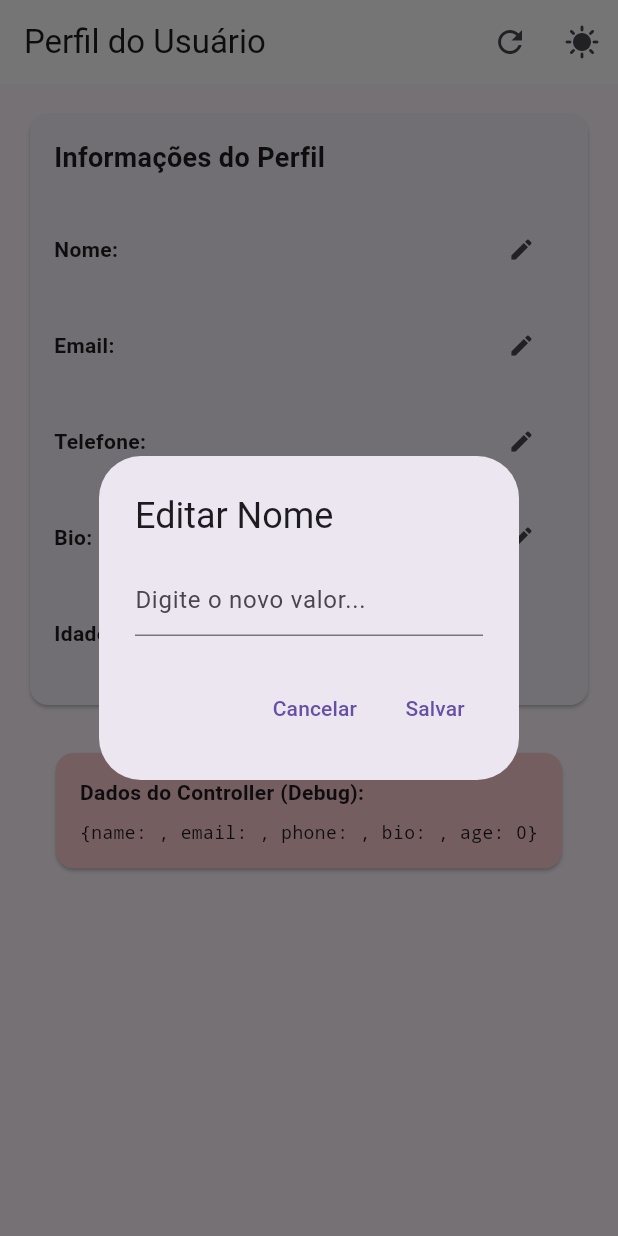
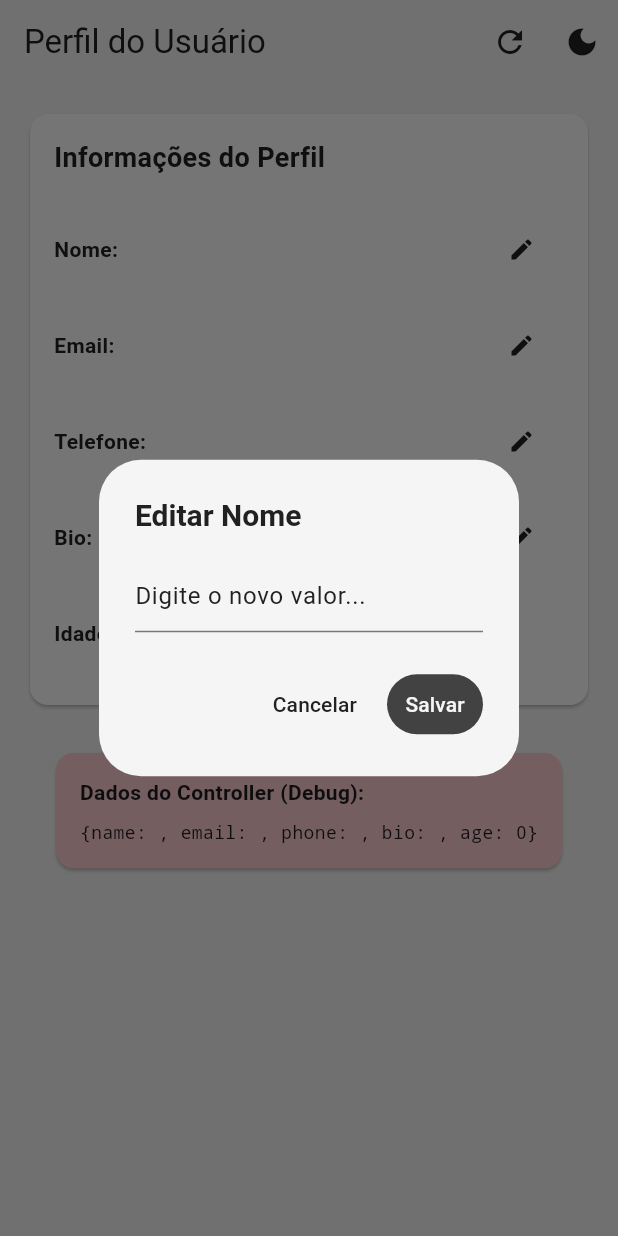
Before and after one commit to marcondesgio/profile_screen, a Flutter app: the screen it shows after launch, after a tap on the "edit" icon, on a phone screen of 412 x 824 dp. Run offline on Flutter 3.47's test engine with Material 3 defaults, Android fonts, the phone set to English and light mode, and no system bars.

Commit message:
inclusão da regra que altera o tema

```diff
--- a/packages/profile/lib/src/view/profile_page.dart
+++ b/packages/profile/lib/src/view/profile_page.dart
@@ -26,6 +26,15 @@ class _ProfilePageState extends State<ProfilePage> {
   void _onUserChanged() {
     setState(() {});
   }
+
+  Color get primaryColor =>
+      !_profileController.dark ? Colors.grey[900]! : Colors.grey[100]!;
+  Color get secondaryColor =>
+      !_profileController.dark ? Colors.grey[800]! : Colors.grey[100]!;
+  Color get backgroundColor =>
+      !_profileController.dark ? Colors.grey[100]! : Colors.grey[900]!;
+  Color get cardColor =>
+      !_profileController.dark ? Colors.white : Colors.grey[800]!;
 
   void _showEditDialog(String field) {
     TextEditingController dialogController = TextEditingController();
@@ -56,24 +65,34 @@ class _ProfilePageState extends State<ProfilePage> {
     showDialog(
       context: context,
       builder: (context) => AlertDialog(
-        title: Text(title),
+        backgroundColor: backgroundColor,
+        title: Text(
+          title,
+          style: TextStyle(
+            color: primaryColor,
+            fontWeight: FontWeight.bold,
+            fontSize: 20,
+          ),
+        ),
         content: TextFormField(
+          style: TextStyle(color: primaryColor, decorationThickness: 0),
+          cursorColor: primaryColor,
           controller: dialogController,
           decoration: InputDecoration(
             hintText: 'Digite o novo valor...',
-
+            hintStyle: TextStyle(color: primaryColor),
+            focusedBorder: UnderlineInputBorder(
+              borderSide: BorderSide(color: primaryColor),
+            ),
           ),
-          inputFormatters:[
-            LengthLimitingTextInputFormatter(6)
-          ],
-
         ),
         actions: [
           TextButton(
             onPressed: () => Navigator.pop(context),
-            child: Text('Cancelar'),
+            child: Text('Cancelar', style: TextStyle(color: primaryColor)),
           ),
           TextButton(
+            style: TextButton.styleFrom(backgroundColor: secondaryColor),
             onPressed: () {
               switch (field) {
                 case 'name':
@@ -91,7 +110,7 @@ class _ProfilePageState extends State<ProfilePage> {
               }
               Navigator.pop(context);
             },
-            child: Text('Salvar'),
+            child: Text('Salvar', style: TextStyle(color: backgroundColor)),
           ),
         ],
       ),
@@ -113,22 +132,26 @@ class _ProfilePageState extends State<ProfilePage> {
   @override
   Widget build(BuildContext context) {
     return Scaffold(
+      backgroundColor: backgroundColor,
       appBar: AppBar(
-        backgroundColor: !_profileController.dark ? Colors.white : Colors.red,
-        title: Text('Perfil do Usuário'),
+        backgroundColor: backgroundColor,
+        title: Text('Perfil do Usuário', style: TextStyle(color: primaryColor)),
         actions: [
           IconButton(
             icon: Icon(Icons.refresh),
             onPressed: _profileController.clear,
             tooltip: 'Resetar Perfil',
+            color: primaryColor,
           ),
           IconButton(
-            icon: !_profileController.dark ? Icon(Icons.sunny) : Icon(Icons.dark_mode),
-            onPressed: (){
+            icon: _profileController.dark
+                ? Icon(Icons.sunny)
+                : Icon(Icons.dark_mode),
+            color: primaryColor,
+            onPressed: () {
               _profileController.updateColor(!_profileController.dark);
             },
-            tooltip: 'Resetar Perfil',
-
+            tooltip: 'Alternar Tema',
           ),
         ],
       ),
@@ -139,32 +162,39 @@ class _ProfilePageState extends State<ProfilePage> {
           children: [
             if (_profileController.name.isNotEmpty)
               Card(
+                color: cardColor,
                 child: Padding(
                   padding: EdgeInsets.all(16),
                   child: Column(
                     children: [
                       CircleAvatar(
                         radius: 40,
-                        backgroundColor: Colors.blue,
-                        child: Text(_profileController.name[0].toUpperCase(),
+                        backgroundColor: Colors.deepPurple[600],
+                        child: Text(
+                          _profileController.name[0].toUpperCase(),
                           style: TextStyle(fontSize: 24, color: Colors.white),
                         ),
                       ),
                       SizedBox(height: 16),
                       Text(
                         _profileController.name,
-                        style: TextStyle(fontSize: 24, fontWeight: FontWeight.bold),
+                        style: TextStyle(
+                          fontSize: 24,
+                          fontWeight: FontWeight.bold,
+                          color: primaryColor,
+                        ),
                       ),
                       SizedBox(height: 8),
                       Text(
                         _profileController.email,
-                        style: TextStyle(fontSize: 16, color: Colors.grey),
+                        style: TextStyle(fontSize: 16, color: primaryColor),
                       ),
                     ],
                   ),
                 ),
               ),
             Card(
+              color: cardColor,
               child: Padding(
                 padding: EdgeInsets.all(16),
                 child: Column(
@@ -172,7 +202,11 @@ class _ProfilePageState extends State<ProfilePage> {
                   children: [
                     Text(
                       'Informações do Perfil',
-                      style: TextStyle(fontSize: 18, fontWeight: FontWeight.bold),
+                      style: TextStyle(
+                        fontSize: 18,
+                        fontWeight: FontWeight.bold,
+                        color: primaryColor,
+                      ),
                     ),
                     SizedBox(height: 16),
                     _buildInfoRow('Nome', _profileController.name, 'name'),
@@ -193,7 +227,10 @@ class _ProfilePageState extends State<ProfilePage> {
                   children: [
                     Text(
                       'Dados do Controller (Debug):',
-                      style: TextStyle(fontSize: 14, fontWeight: FontWeight.bold),
+                      style: TextStyle(
+                        fontSize: 14,
+                        fontWeight: FontWeight.bold,
+                      ),
                     ),
                     SizedBox(height: 8),
                     Text(
@@ -219,18 +256,22 @@ class _ProfilePageState extends State<ProfilePage> {
             flex: 2,
             child: Text(
               '$label:',
-              style: TextStyle(fontWeight: FontWeight.bold),
+              style: TextStyle(
+                fontWeight: FontWeight.bold,
+                color: primaryColor,
+              ),
             ),
           ),
           Expanded(
             flex: 3,
-            child: Text(value),
+            child: Text(value, style: TextStyle(color: primaryColor)),
           ),
           Expanded(
             flex: 1,
             child: IconButton(
               icon: Icon(Icons.edit, size: 18),
               onPressed: () => _showEditDialog(field),
+              color: primaryColor,
             ),
           ),
         ],
@@ -247,12 +288,18 @@ class _ProfilePageState extends State<ProfilePage> {
             flex: 2,
             child: Text(
               'Idade:',
-              style: TextStyle(fontWeight: FontWeight.bold),
+              style: TextStyle(
+                fontWeight: FontWeight.bold,
+                color: primaryColor,
+              ),
             ),
           ),
           Expanded(
             flex: 2,
-            child: Text('${_profileController.age} anos'),
+            child: Text(
+              '${_profileController.age} anos',
+              style: TextStyle(color: primaryColor),
+            ),
           ),
           Expanded(
             flex: 2,
@@ -261,10 +308,12 @@ class _ProfilePageState extends State<ProfilePage> {
                 IconButton(
                   icon: Icon(Icons.remove),
                   onPressed: _profileController.decrementAge,
+                  color: primaryColor,
                 ),
                 IconButton(
                   icon: Icon(Icons.add),
                   onPressed: _profileController.incrementAge,
+                  color: primaryColor,
                 ),
               ],
             ),
```
